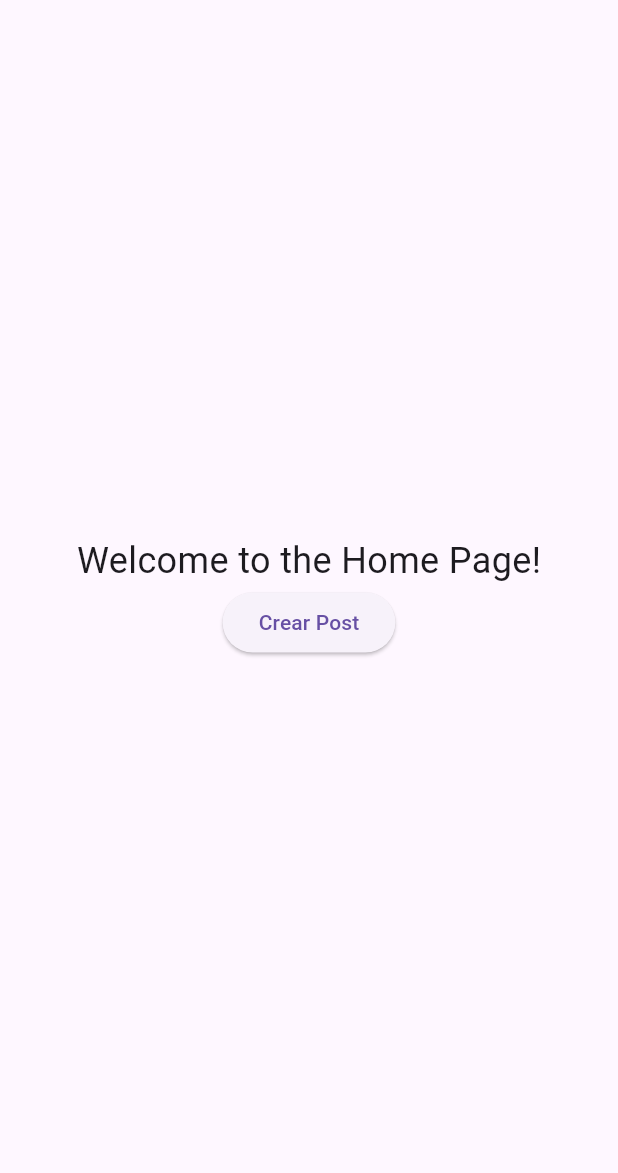
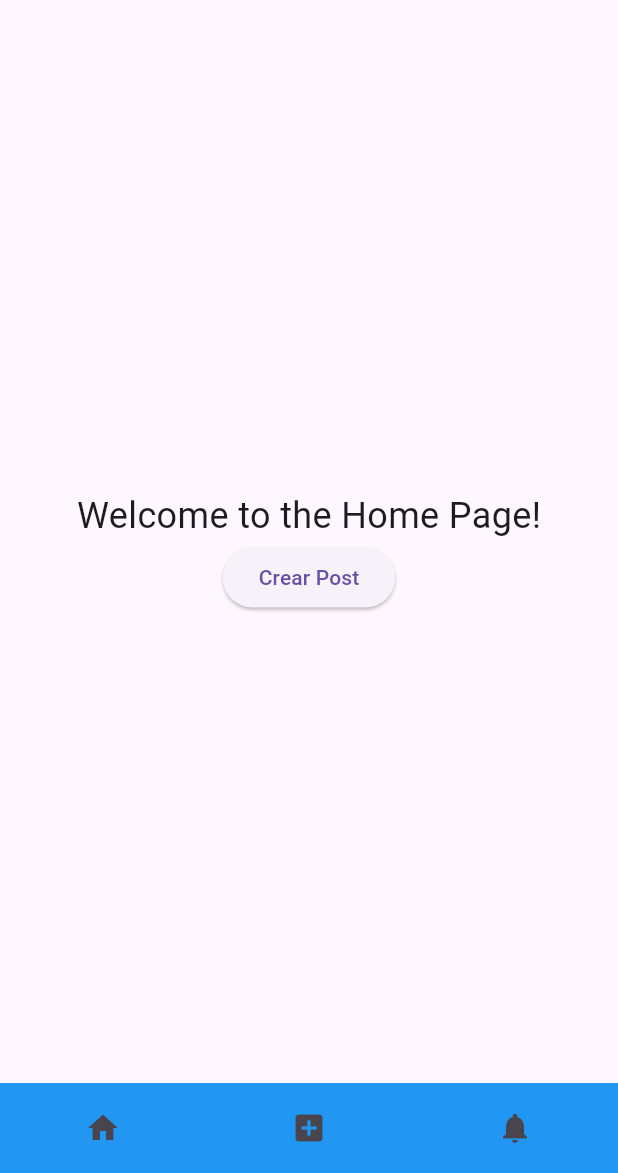
Before and after one commit to JhonOlivares26/CVault, a Flutter app: the HomePage widget shown alone on an empty page, opened directly, on a phone screen of 412 x 824 dp, the part 63-1236 px from its top. Run offline on Flutter 3.47's test engine with Material 3 defaults, Android fonts, the phone set to English and light mode, and no system bars; our stand-ins replace animate_do, cloud_firestore, firebase_auth, firebase_core, firebase_storage, google_sign_in and 1 more; accounts and stored records are empty; network calls fail.

Commit message:
Footer layout + Notifications page

```diff
--- a/lib/views/pages/CreatePost.dart
+++ b/lib/views/pages/CreatePost.dart
@@ -19,7 +19,7 @@ class _CreatePostPageState extends State<CreatePostPage> {
   String _description = '';
   XFile? _image;
 
-void _submitForm() async { // Agrega async aquí
+void _submitForm() async {
   if (_formKey.currentState!.validate()) {
     _formKey.currentState!.save();
 
@@ -28,11 +28,11 @@ void _submitForm() async { // Agrega async aquí
 
     if (userId != null) {
       final newPost = Post(
-        id: '', // Deja el id vacío por ahora
+        id: '',
         userId: userId, // Usa el userId obtenido
         title: _title,
         description: _description,
-        imageUrl: '', // Deja imageUrl vacío por ahora
+        imageUrl: '',
         likes: 0,
         timestamp: DateTime.now(),
       );
--- a/lib/views/pages/HomePage.dart
+++ b/lib/views/pages/HomePage.dart
@@ -1,16 +1,20 @@
 import 'package:flutter/material.dart';
 import 'package:cvault/widgets/Navbar.dart';
+import 'package:cvault/widgets/Footer.dart'; // Importa el widget Footer
 import 'package:cvault/views/pages/CreatePost.dart'; // Asegúrate de reemplazar 'cvault' con el nombre de tu proyecto
 
 class HomePage extends StatelessWidget {
   @override
   Widget build(BuildContext context) {
     return NavBar(
-      body: Center(
+      body: Column(
+        children: <Widget>[
+          Expanded(
+            child: Center(
               child: Column(
                 mainAxisAlignment: MainAxisAlignment.center,
                 children: <Widget>[
-            Text(
+                  const Text(
                     'Welcome to the Home Page!',
                     style: TextStyle(fontSize: 24),
                   ),
@@ -26,6 +30,10 @@ class HomePage extends StatelessWidget {
                 ],
               ),
             ),
+          ),
+          Footer(), // Aquí se utiliza el widget Footer
+        ],
+      ),
     );
   }
 }
--- a/lib/views/pages/RegisterPage.dart
+++ b/lib/views/pages/RegisterPage.dart
@@ -100,7 +100,8 @@ class _RegisterPageState extends State<RegisterPage> {
                     String? result = await FirebaseService.registerWithEmailPassword(_email, _password, _firstName, _userType);
                     if (result == 'Registro exitoso') {
                       await showAlert(context, 'Registro exitoso', 'Usuario registrado con éxito');
-                      Navigator.pushReplacement(context, MaterialPageRoute(builder: (context) => LoginPage()));
+                      Navigator.of(context).pushAndRemoveUntil(MaterialPageRoute(builder: (context) => LoginPage()),
+                      (Route<dynamic> route) => false,);
                     } else {
                       showAlert(context, 'Error', result ?? 'Error desconocido');
                     }
--- a/lib/views/pages/UserPosts.dart
+++ b/lib/views/pages/UserPosts.dart
@@ -6,12 +6,12 @@ import 'package:cvault/services/post_service.dart';
 import 'package:cvault/widgets/Confirmation.dart';
 import 'package:cvault/widgets/EditPostForm.dart';
 
-class UserPostsScreen extends StatefulWidget {
+class UserPostPage extends StatefulWidget {
   @override
-  _UserPostsScreenState createState() => _UserPostsScreenState();
+  _UserPostPageState createState() => _UserPostPageState();
 }
 
-class _UserPostsScreenState extends State<UserPostsScreen> {
+class _UserPostPageState extends State<UserPostPage> {
   final _postCollection = FirebaseFirestore.instance.collection('posts');
   final _userId = FirebaseAuth.instance.currentUser?.uid;
   final _postService = PostService();
--- /dev/null
+++ b/lib/widgets/Footer.dart
@@ -0,0 +1,37 @@
+import 'package:flutter/material.dart';
+import 'package:cvault/views/pages/CreatePost.dart';
+import 'package:cvault/views/pages/HomePage.dart';
+import 'package:cvault/views/pages/NotificationPage.dart';
+
+class Footer extends StatelessWidget {
+  @override
+  Widget build(BuildContext context) {
+    return Container(
+      height: 60, // Define la altura del pie de página
+      color: Colors.blue, // Define el color del pie de página
+      child: Row(
+        mainAxisAlignment: MainAxisAlignment.spaceAround, // Centra los botones en el espacio disponible
+        children: <Widget>[
+          IconButton(
+            icon: Icon(Icons.home), // Icono para la página de inicio
+            onPressed: () {
+              Navigator.pushReplacement(context, MaterialPageRoute(builder: (context) => HomePage()));
+            },
+          ),
+          IconButton(
+            icon: Icon(Icons.add_box), // Icono para crear un post
+            onPressed: () {
+              Navigator.push(context, MaterialPageRoute(builder: (context) => CreatePostPage()));
+            },
+          ),
+          IconButton(
+            icon: Icon(Icons.notifications), // Icono para notificaciones
+            onPressed: () {
+              Navigator.push(context, MaterialPageRoute(builder: (context) => NotificationPage()));
+            },
+          ),
+        ],
+      ),
+    );
+  }
+}
--- a/lib/widgets/Navbar.dart
+++ b/lib/widgets/Navbar.dart
@@ -52,7 +52,7 @@ class NavBar extends StatelessWidget {
               leading: Icon(Icons.article),
               title: Text("Posts"),
               onTap: () {
-                Navigator.push(context, MaterialPageRoute(builder: (context) => UserPostsScreen()));
+                Navigator.push(context, MaterialPageRoute(builder: (context) => UserPostPage()));
               },
             ),
             ListTile(
@@ -60,7 +60,9 @@ class NavBar extends StatelessWidget {
               title: Text('Cerrar sesión'),
               onTap: () async {
                 await FirebaseAuth.instance.signOut();
-                Navigator.push(context, MaterialPageRoute(builder: (context) => LoginPage()));
+                Navigator.of(context).pushAndRemoveUntil(MaterialPageRoute(builder: (context) => LoginPage()),
+                  (Route<dynamic> route) => false,
+                );
               },
             ),
           ],
```
Also changed, not shown: lib/views/pages/NotificationPage.dart (added, +18 -0 lines). Lines whose indentation alone changed are shown as unchanged.
